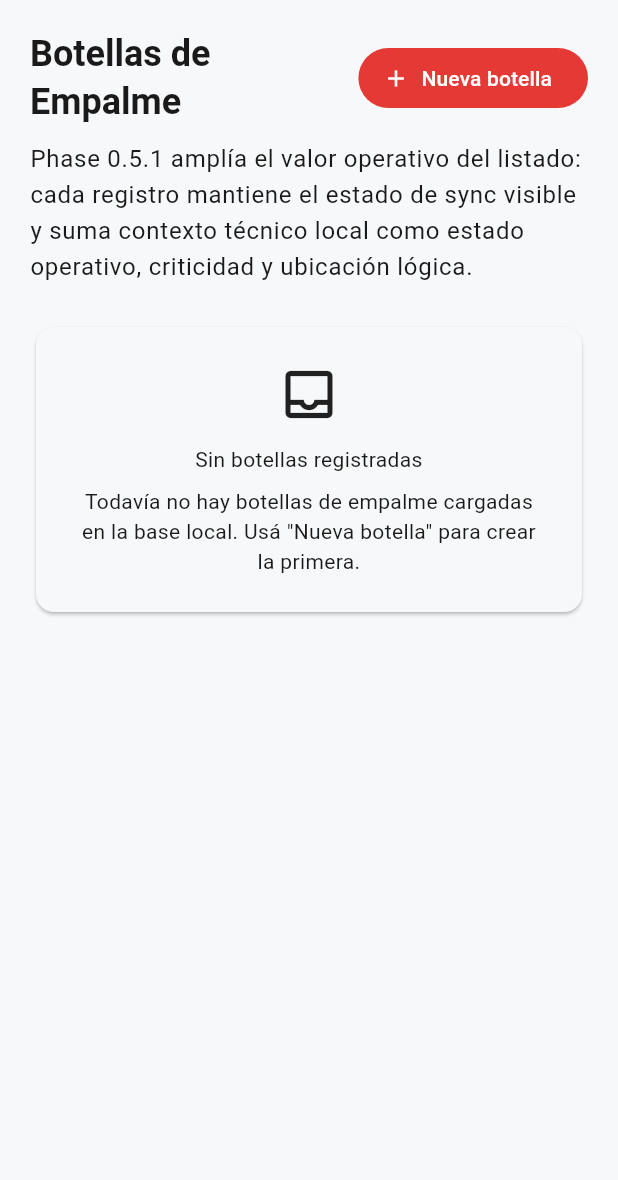
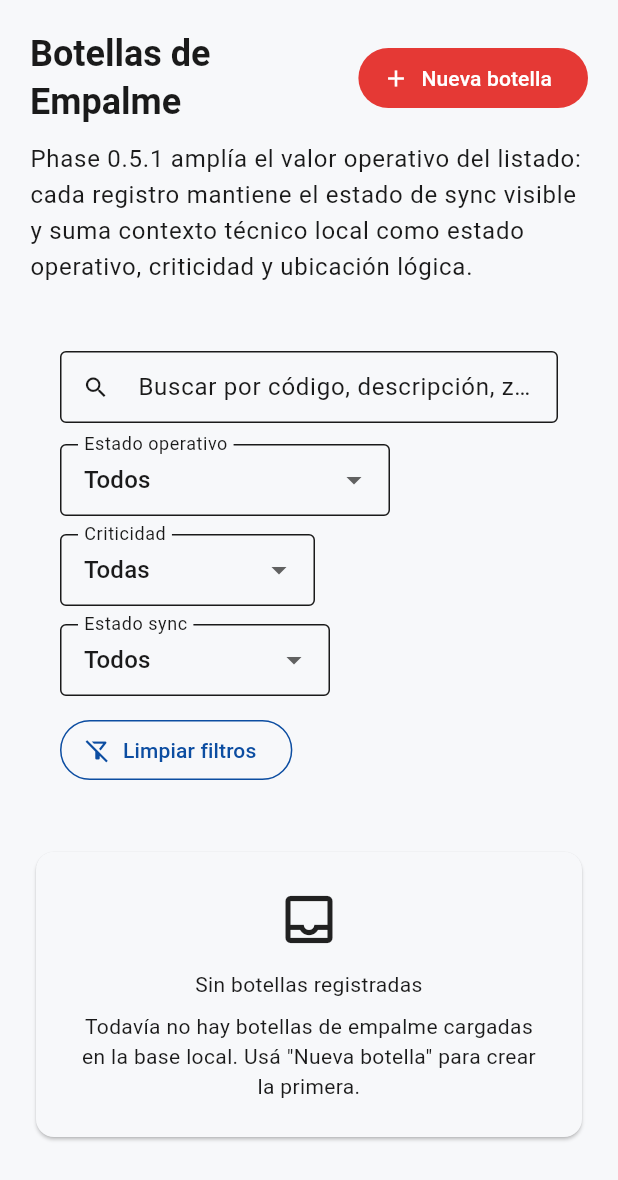
Before and after one commit to e-scavo/geryon-mi-ipred-plantel-exterior, a Flutter app: the BotellasEmpalmeScreen widget shown alone on an empty page, opened directly, on a phone screen of 412 x 824 dp. Shown: the top 1180 px of the screen. Run offline on Flutter 3.47's test engine with Material 3 defaults, Android fonts, the light colour scheme and no system bars; our stand-ins replace circular_countdown_timer, decimal, drift, equatable, flutter_riverpod, js and 3 more; missing offline and left inert: advanced_datatable, barcode, dart:js_interop; accounts and stored records are empty; generated files the repository leaves out were written again; network calls fail.

Commit message:
Phase 0.5.3: search and filter baseline

```diff
--- a/lib/features/plantel_exterior/presentation/screens/cajas_pon_ont_screen.dart
+++ b/lib/features/plantel_exterior/presentation/screens/cajas_pon_ont_screen.dart
@@ -1,18 +1,23 @@
 import 'package:flutter/material.dart';
 import 'package:flutter_riverpod/flutter_riverpod.dart';
-import 'package:mi_ipred_plantel_exterior/features/plantel_exterior/domain/entities/caja_pon_ont.dart';
+import 'package:mi_ipred_plantel_exterior/features/plantel_exterior/domain/entities/botella_empalme.dart';
 import 'package:mi_ipred_plantel_exterior/features/plantel_exterior/presentation/providers/outside_plant_mutations_provider.dart';
 import 'package:mi_ipred_plantel_exterior/features/plantel_exterior/presentation/providers/outside_plant_providers.dart';
-import 'package:mi_ipred_plantel_exterior/features/plantel_exterior/presentation/screens/cajas/caja_form_screen.dart';
+import 'package:mi_ipred_plantel_exterior/features/plantel_exterior/presentation/state/outside_plant_search_filters.dart';
+import 'package:mi_ipred_plantel_exterior/features/plantel_exterior/presentation/widgets/outside_plant_search_filter_bar.dart';
+import 'package:mi_ipred_plantel_exterior/features/plantel_exterior/presentation/screens/botellas/botella_form_screen.dart';
 import 'package:mi_ipred_plantel_exterior/features/plantel_exterior/presentation/widgets/outside_plant_sync_status_badge.dart';
 
-class CajasPonOntScreen extends ConsumerWidget {
-  const CajasPonOntScreen({super.key});
+class BotellasEmpalmeScreen extends ConsumerWidget {
+  const BotellasEmpalmeScreen({super.key});
+
+  static const OutsidePlantSearchFilters _emptyFilters =
+      OutsidePlantSearchFilters.empty;
 
   Future<void> _openCreateForm(BuildContext context) async {
     final message = await Navigator.of(context).push<String>(
       MaterialPageRoute(
-        builder: (_) => const CajaFormScreen(),
+        builder: (_) => const BotellaFormScreen(),
       ),
     );
 
@@ -25,11 +30,11 @@ class CajasPonOntScreen extends ConsumerWidget {
 
   Future<void> _openEditForm(
     BuildContext context,
-    CajaPonOnt caja,
+    BotellaEmpalme botella,
   ) async {
     final message = await Navigator.of(context).push<String>(
       MaterialPageRoute(
-        builder: (_) => CajaFormScreen(caja: caja),
+        builder: (_) => BotellaFormScreen(botella: botella),
       ),
     );
 
@@ -43,15 +48,15 @@ class CajasPonOntScreen extends ConsumerWidget {
   Future<void> _confirmDelete(
     BuildContext context,
     WidgetRef ref,
-    CajaPonOnt caja,
+    BotellaEmpalme botella,
   ) async {
     final confirmed = await showDialog<bool>(
           context: context,
           builder: (dialogContext) {
             return AlertDialog(
-              title: const Text('Eliminar caja'),
+              title: const Text('Eliminar botella'),
               content: Text(
-                '¿Querés eliminar la caja "${caja.codigo}"?\n\nEsta acción no se puede deshacer.',
+                '¿Querés eliminar la botella "${botella.codigo}"?\n\nEsta acción no se puede deshacer.',
               ),
               actions: [
                 TextButton(
@@ -73,12 +78,14 @@ class CajasPonOntScreen extends ConsumerWidget {
     }
 
     try {
-      await ref.read(deleteCajaPonOntProvider(caja).future);
+      await ref.read(deleteBotellaEmpalmeProvider(botella).future);
 
       if (context.mounted) {
         ScaffoldMessenger.of(context).showSnackBar(
           SnackBar(
-            content: Text('Caja "${caja.codigo}" eliminada correctamente.'),
+            content: Text(
+              'Botella "${botella.codigo}" eliminada correctamente.',
+            ),
           ),
         );
       }
@@ -87,7 +94,7 @@ class CajasPonOntScreen extends ConsumerWidget {
         ScaffoldMessenger.of(context).showSnackBar(
           SnackBar(
             content: Text(
-              'No se pudo eliminar la caja "${caja.codigo}". ${e.toString()}',
+              'No se pudo eliminar la botella "${botella.codigo}". ${e.toString()}',
             ),
           ),
         );
@@ -97,7 +104,8 @@ class CajasPonOntScreen extends ConsumerWidget {
 
   @override
   Widget build(BuildContext context, WidgetRef ref) {
-    final cajasAsync = ref.watch(cajasPonOntListProvider);
+    final botellasAsync = ref.watch(filteredBotellasEmpalmeProvider);
+    final filters = ref.watch(botellasSearchFiltersProvider);
     final theme = Theme.of(context);
 
     return SingleChildScrollView(
@@ -113,7 +121,7 @@ class CajasPonOntScreen extends ConsumerWidget {
                 children: [
                   Expanded(
                     child: Text(
-                      'Cajas PON / ONT',
+                      'Botellas de Empalme',
                       style: theme.textTheme.headlineSmall?.copyWith(
                         fontWeight: FontWeight.w700,
                       ),
@@ -122,7 +130,7 @@ class CajasPonOntScreen extends ConsumerWidget {
                   FilledButton.icon(
                     onPressed: () => _openCreateForm(context),
                     icon: const Icon(Icons.add),
-                    label: const Text('Nueva caja'),
+                    label: const Text('Nueva botella'),
                   ),
                 ],
               ),
@@ -132,23 +140,50 @@ class CajasPonOntScreen extends ConsumerWidget {
                 style: theme.textTheme.bodyLarge,
               ),
               const SizedBox(height: 24),
-              cajasAsync.when(
+              OutsidePlantSearchFilterBar(
+                filters: filters,
+                onQueryChanged: (value) {
+                  ref.read(botellasSearchFiltersProvider.notifier).state =
+                      filters.copyWith(query: value);
+                },
+                onOperationalStatusChanged: (value) {
+                  ref.read(botellasSearchFiltersProvider.notifier).state =
+                      filters.copyWith(operationalStatus: value);
+                },
+                onCriticalityChanged: (value) {
+                  ref.read(botellasSearchFiltersProvider.notifier).state =
+                      filters.copyWith(criticality: value);
+                },
+                onSyncStatusChanged: (value) {
+                  ref.read(botellasSearchFiltersProvider.notifier).state =
+                      filters.copyWith(syncStatus: value);
+                },
+                onClear: () {
+                  ref.read(botellasSearchFiltersProvider.notifier).state =
+                      _emptyFilters;
+                },
+              ),
+              const SizedBox(height: 20),
+              botellasAsync.when(
                 data: (items) {
                   if (items.isEmpty) {
-                    return const _EmptyState(
-                      title: 'Sin cajas registradas',
-                      message:
-                          'Todavía no hay cajas PON / ONT cargadas en la base local. Usá "Nueva caja" para crear la primera.',
+                    return _EmptyState(
+                      title: filters.hasActiveFilters
+                          ? 'Sin resultados para los filtros actuales'
+                          : 'Sin botellas registradas',
+                      message: filters.hasActiveFilters
+                          ? 'No se encontraron botellas con los criterios seleccionados. Podés ajustar o limpiar los filtros.'
+                          : 'Todavía no hay botellas de empalme cargadas en la base local. Usá "Nueva botella" para crear la primera.',
                     );
                   }
 
                   return Column(
                     children: [
-                      for (final caja in items) ...[
-                        _CajaCard(
-                          caja: caja,
-                          onEdit: () => _openEditForm(context, caja),
-                          onDelete: () => _confirmDelete(context, ref, caja),
+                      for (final botella in items) ...[
+                        _BotellaCard(
+                          botella: botella,
+                          onEdit: () => _openEditForm(context, botella),
+                          onDelete: () => _confirmDelete(context, ref, botella),
                         ),
                         const SizedBox(height: 16),
                       ],
@@ -156,10 +191,10 @@ class CajasPonOntScreen extends ConsumerWidget {
                   );
                 },
                 loading: () => const _LoadingState(
-                  label: 'Cargando cajas PON / ONT...',
+                  label: 'Cargando botellas de empalme...',
                 ),
                 error: (error, stack) => _ErrorState(
-                  title: 'No se pudieron cargar las cajas PON / ONT',
+                  title: 'No se pudieron cargar las botellas de empalme',
                   message: error.toString(),
                 ),
               ),
@@ -171,13 +206,13 @@ class CajasPonOntScreen extends ConsumerWidget {
   }
 }
 
-class _CajaCard extends StatelessWidget {
-  final CajaPonOnt caja;
+class _BotellaCard extends StatelessWidget {
+  final BotellaEmpalme botella;
   final VoidCallback onEdit;
   final VoidCallback onDelete;
 
-  const _CajaCard({
-    required this.caja,
+  const _BotellaCard({
+    required this.botella,
     required this.onEdit,
     required this.onDelete,
   });
@@ -185,7 +220,7 @@ class _CajaCard extends StatelessWidget {
   @override
   Widget build(BuildContext context) {
     final theme = Theme.of(context);
-    final operationalSummary = _buildOperationalSummary(caja);
+    final operationalSummary = _buildOperationalSummary(botella);
 
     return Card(
       elevation: 2,
@@ -203,7 +238,7 @@ class _CajaCard extends StatelessWidget {
                     crossAxisAlignment: CrossAxisAlignment.start,
                     children: [
                       Text(
-                        caja.codigo,
+                        botella.codigo,
                         style: theme.textTheme.titleLarge?.copyWith(
                           fontWeight: FontWeight.w700,
                         ),
@@ -222,7 +257,7 @@ class _CajaCard extends StatelessWidget {
                 Column(
                   crossAxisAlignment: CrossAxisAlignment.end,
                   children: [
-                    OutsidePlantSyncStatusBadge(status: caja.syncStatus),
+                    OutsidePlantSyncStatusBadge(status: botella.syncStatus),
                     const SizedBox(height: 10),
                     Wrap(
                       spacing: 8,
@@ -245,45 +280,49 @@ class _CajaCard extends StatelessWidget {
               ],
             ),
             const SizedBox(height: 14),
-            _InfoRow(label: 'ID', value: caja.id.value),
-            _InfoRow(label: 'Descripción', value: caja.descripcion),
-            if (_hasValue(caja.codigoTecnico))
-              _InfoRow(label: 'Código técnico', value: caja.codigoTecnico!),
-            if (_hasValue(caja.referenciaExterna))
+            _InfoRow(label: 'ID', value: botella.id.value),
+            _InfoRow(label: 'Descripción', value: botella.descripcion),
+            if (_hasValue(botella.codigoTecnico))
+              _InfoRow(
+                label: 'Código técnico',
+                value: botella.codigoTecnico!,
+              ),
+            if (_hasValue(botella.referenciaExterna))
               _InfoRow(
                 label: 'Referencia externa',
-                value: caja.referenciaExterna!,
+                value: botella.referenciaExterna!,
               ),
             _InfoRow(
               label: 'Estado operativo',
-              value: caja.estadoOperativo ?? 'Sin dato',
+              value: botella.estadoOperativo ?? 'Sin dato',
             ),
             _InfoRow(
               label: 'Criticidad',
-              value: caja.criticidad?.toString() ?? 'Sin dato',
+              value: botella.criticidad?.toString() ?? 'Sin dato',
             ),
             _InfoRow(
               label: 'Zona / Sector / Tramo',
-              value: _buildZoneText(caja.zona, caja.sector, caja.tramo),
+              value:
+                  _buildZoneText(botella.zona, botella.sector, botella.tramo),
             ),
-            if (_hasValue(caja.observacionesTecnicas))
+            if (_hasValue(botella.observacionesTecnicas))
               _InfoRow(
                 label: 'Observaciones técnicas',
-                value: caja.observacionesTecnicas!,
+                value: botella.observacionesTecnicas!,
               ),
             _InfoRow(
               label: 'Ubicación',
-              value: caja.location == null
+              value: botella.location == null
                   ? 'Sin ubicación'
-                  : '${caja.location!.latitude}, ${caja.location!.longitude}',
+                  : '${botella.location!.latitude}, ${botella.location!.longitude}',
             ),
             _InfoRow(
               label: 'Creado',
-              value: caja.createdAt?.toIso8601String() ?? 'Sin dato',
+              value: botella.createdAt?.toIso8601String() ?? 'Sin dato',
             ),
             _InfoRow(
               label: 'Actualizado',
-              value: caja.updatedAt?.toIso8601String() ?? 'Sin dato',
+              value: botella.updatedAt?.toIso8601String() ?? 'Sin dato',
             ),
           ],
         ),
@@ -292,23 +331,23 @@ class _CajaCard extends StatelessWidget {
   }
 }
 
-String _buildOperationalSummary(CajaPonOnt caja) {
+String _buildOperationalSummary(BotellaEmpalme botella) {
   final parts = <String>[];
 
-  if (_hasValue(caja.estadoOperativo)) {
-    parts.add(caja.estadoOperativo!);
+  if (_hasValue(botella.estadoOperativo)) {
+    parts.add(botella.estadoOperativo!);
   }
-  if (caja.criticidad != null) {
-    parts.add('Criticidad ${caja.criticidad}');
+  if (botella.criticidad != null) {
+    parts.add('Criticidad ${botella.criticidad}');
   }
 
-  final zoneText = _buildZoneText(caja.zona, caja.sector, caja.tramo);
+  final zoneText = _buildZoneText(botella.zona, botella.sector, botella.tramo);
   if (zoneText != 'Sin dato') {
     parts.add(zoneText);
   }
 
-  if (_hasValue(caja.codigoTecnico)) {
-    parts.add('Técnico ${caja.codigoTecnico}');
+  if (_hasValue(botella.codigoTecnico)) {
+    parts.add('Técnico ${botella.codigoTecnico}');
   }
 
   return parts.join(' • ');
--- /dev/null
+++ b/lib/features/plantel_exterior/presentation/state/outside_plant_search_filters.dart
@@ -0,0 +1,46 @@
+class OutsidePlantSearchFilters {
+  final String query;
+  final String? operationalStatus;
+  final int? criticality;
+  final String? syncStatus;
+
+  const OutsidePlantSearchFilters({
+    this.query = '',
+    this.operationalStatus,
+    this.criticality,
+    this.syncStatus,
+  });
+
+  static const empty = OutsidePlantSearchFilters();
+
+  bool get hasActiveFilters {
+    return query.trim().isNotEmpty ||
+        operationalStatus != null ||
+        criticality != null ||
+        syncStatus != null;
+  }
+
+  OutsidePlantSearchFilters copyWith({
+    String? query,
+    Object? operationalStatus = _undefined,
+    Object? criticality = _undefined,
+    Object? syncStatus = _undefined,
+  }) {
+    return OutsidePlantSearchFilters(
+      query: query ?? this.query,
+      operationalStatus: identical(operationalStatus, _undefined)
+          ? this.operationalStatus
+          : operationalStatus as String?,
+      criticality: identical(criticality, _undefined)
+          ? this.criticality
+          : criticality as int?,
+      syncStatus: identical(syncStatus, _undefined)
+          ? this.syncStatus
+          : syncStatus as String?,
+    );
+  }
+
+  OutsidePlantSearchFilters clear() => empty;
+
+  static const Object _undefined = Object();
+}
--- /dev/null
+++ b/lib/features/plantel_exterior/presentation/widgets/outside_plant_search_filter_bar.dart
@@ -0,0 +1,234 @@
+import 'package:flutter/material.dart';
+import 'package:mi_ipred_plantel_exterior/features/plantel_exterior/presentation/state/outside_plant_search_filters.dart';
+
+class OutsidePlantSearchFilterBar extends StatelessWidget {
+  final OutsidePlantSearchFilters filters;
+  final ValueChanged<String> onQueryChanged;
+  final ValueChanged<String?> onOperationalStatusChanged;
+  final ValueChanged<int?> onCriticalityChanged;
+  final ValueChanged<String?> onSyncStatusChanged;
+  final VoidCallback onClear;
+
+  const OutsidePlantSearchFilterBar({
+    super.key,
+    required this.filters,
+    required this.onQueryChanged,
+    required this.onOperationalStatusChanged,
+    required this.onCriticalityChanged,
+    required this.onSyncStatusChanged,
+    required this.onClear,
+  });
+
+  static const List<String> operationalStatusOptions = <String>[
+    'activo',
+    'pendiente',
+    'en revisión',
+    'dañado',
+    'fuera de servicio',
+  ];
+
+  static const List<int> criticalityOptions = <int>[1, 2, 3, 4, 5];
+
+  static const List<_SyncStatusOption> syncStatusOptions = <_SyncStatusOption>[
+    _SyncStatusOption(value: 'pending', label: 'Pendiente'),
+    _SyncStatusOption(value: 'synced', label: 'Sincronizado'),
+    _SyncStatusOption(value: 'error', label: 'Error'),
+  ];
+
+  @override
+  Widget build(BuildContext context) {
+    final theme = Theme.of(context);
+
+    return Card(
+      elevation: 0,
+      color: theme.colorScheme.surfaceContainerLowest,
+      child: Padding(
+        padding: const EdgeInsets.all(16),
+        child: Column(
+          crossAxisAlignment: CrossAxisAlignment.start,
+          children: [
+            TextField(
+              controller: TextEditingController(text: filters.query)
+                ..selection = TextSelection.fromPosition(
+                  TextPosition(offset: filters.query.length),
+                ),
+              onChanged: onQueryChanged,
+              decoration: InputDecoration(
+                prefixIcon: const Icon(Icons.search),
+                hintText: 'Buscar por código, descripción, zona o referencia',
+                border: const OutlineInputBorder(),
+                isDense: true,
+                suffixIcon: filters.query.trim().isEmpty
+                    ? null
+                    : IconButton(
+                        onPressed: () => onQueryChanged(''),
+                        icon: const Icon(Icons.clear),
+                        tooltip: 'Limpiar búsqueda',
+                      ),
+              ),
+            ),
+            const SizedBox(height: 14),
+            Wrap(
+              spacing: 12,
+              runSpacing: 12,
+              crossAxisAlignment: WrapCrossAlignment.center,
+              children: [
+                SizedBox(
+                  width: 220,
+                  child: DropdownButtonFormField<String?>(
+                    value: filters.operationalStatus,
+                    isExpanded: true,
+                    decoration: const InputDecoration(
+                      labelText: 'Estado operativo',
+                      border: OutlineInputBorder(),
+                      isDense: true,
+                    ),
+                    items: const [
+                      DropdownMenuItem<String?>(
+                        value: null,
+                        child: Text('Todos'),
+                      ),
+                      ...[
+                        DropdownMenuItem<String?>(
+                          value: 'activo',
+                          child: Text('Activo'),
+                        ),
+                        DropdownMenuItem<String?>(
+                          value: 'pendiente',
+                          child: Text('Pendiente'),
+                        ),
+                        DropdownMenuItem<String?>(
+                          value: 'en revisión',
+                          child: Text('En revisión'),
+                        ),
+                        DropdownMenuItem<String?>(
+                          value: 'dañado',
+                          child: Text('Dañado'),
+                        ),
+                        DropdownMenuItem<String?>(
+                          value: 'fuera de servicio',
+                          child: Text('Fuera de servicio'),
+                        ),
+                      ],
+                    ],
+                    onChanged: onOperationalStatusChanged,
+                  ),
+                ),
+                SizedBox(
+                  width: 170,
+                  child: DropdownButtonFormField<int?>(
+                    value: filters.criticality,
+                    decoration: const InputDecoration(
+                      labelText: 'Criticidad',
+                      border: OutlineInputBorder(),
+                      isDense: true,
+                    ),
+                    items: const [
+                      DropdownMenuItem<int?>(
+                        value: null,
+                        child: Text('Todas'),
+                      ),
+                      DropdownMenuItem<int?>(value: 1, child: Text('1')),
+                      DropdownMenuItem<int?>(value: 2, child: Text('2')),
+                      DropdownMenuItem<int?>(value: 3, child: Text('3')),
+                      DropdownMenuItem<int?>(value: 4, child: Text('4')),
+                      DropdownMenuItem<int?>(value: 5, child: Text('5')),
+                    ],
+                    onChanged: onCriticalityChanged,
+                  ),
+                ),
+                SizedBox(
+                  width: 180,
+                  child: DropdownButtonFormField<String?>(
+                    value: filters.syncStatus,
+                    isExpanded: true,
+                    decoration: const InputDecoration(
+                      labelText: 'Estado sync',
+                      border: OutlineInputBorder(),
+                      isDense: true,
+                    ),
+                    items: const [
+                      DropdownMenuItem<String?>(
+                        value: null,
+                        child: Text('Todos'),
+                      ),
+                      DropdownMenuItem<String?>(
+                        value: 'pending',
+                        child: Text('Pendiente'),
+                      ),
+                      DropdownMenuItem<String?>(
+                        value: 'synced',
+                        child: Text('Sincronizado'),
+                      ),
+                      DropdownMenuItem<String?>(
+                        value: 'error',
+                        child: Text('Error'),
+                      ),
+                    ],
+                    onChanged: onSyncStatusChanged,
+                  ),
+                ),
+                OutlinedButton.icon(
+                  onPressed: onClear,
+                  icon: const Icon(Icons.filter_alt_off_outlined),
+                  label: const Text('Limpiar filtros'),
+                ),
+              ],
+            ),
+            if (filters.hasActiveFilters) ...[
+              const SizedBox(height: 12),
+              Wrap(
+                spacing: 8,
+                runSpacing: 8,
+                children: [
+                  if (filters.query.trim().isNotEmpty)
+                    _ActiveFilterChip(label: 'Texto: ${filters.query.trim()}'),
+                  if (filters.operationalStatus != null)
+                    _ActiveFilterChip(
+                      label: 'Estado: ${filters.operationalStatus}',
+                    ),
+                  if (filters.criticality != null)
+                    _ActiveFilterChip(
+                      label: 'Criticidad: ${filters.criticality}',
+                    ),
+                  if (filters.syncStatus != null)
+                    _ActiveFilterChip(
+                      label:
+                          'Sync: ${_labelForSyncStatus(filters.syncStatus!)}',
+                    ),
+                ],
+              ),
+            ],
+          ],
+        ),
+      ),
+    );
+  }
+
+  String _labelForSyncStatus(String value) {
+    for (final option in syncStatusOptions) {
+      if (option.value == value) {
+        return option.label;
+      }
+    }
+    return value;
+  }
+}
+
+class _ActiveFilterChip extends StatelessWidget {
+  final String label;
+
+  const _ActiveFilterChip({required this.label});
+
+  @override
+  Widget build(BuildContext context) {
+    return Chip(label: Text(label));
+  }
+}
+
+class _SyncStatusOption {
+  final String value;
+  final String label;
+
+  const _SyncStatusOption({required this.value, required this.label});
+}
```
Also changed, not shown: lib/features/plantel_exterior/presentation/providers/outside_plant_providers.dart (+128 -0 lines), lib/features/plantel_exterior/presentation/screens/botellas_empalme_screen.dart (+91 -64 lines), 6 other files.
